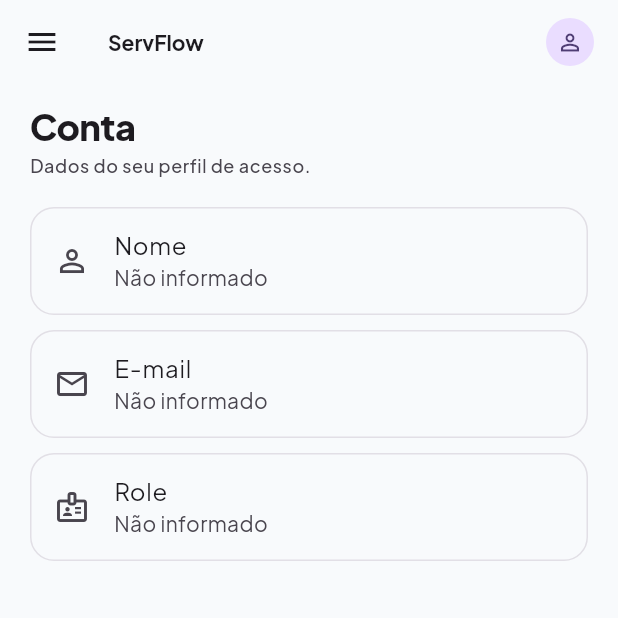
After one commit to matheusbragap/gesture_called, a Flutter app: the ProfilePage screen opened by its route, on a phone screen of 412 x 824 dp, the top half of it. The commit adds this screen. Run offline on Flutter 3.47's test engine with Material 3 defaults, Android fonts, the phone set to English and light mode, and no system bars; our stand-ins replace flutter_dotenv, go_router, google_fonts, supabase_flutter; accounts and stored records are empty.

Commit message:
feat(profile): add profile page and integrate with app shell

```diff
--- a/lib/core/routes/app_routes.dart
+++ b/lib/core/routes/app_routes.dart
@@ -9,6 +9,7 @@ import '../../features/admin/pages/departments_page.dart';
 import '../../features/admin/pages/categories_page.dart';
 import '../../features/admin/pages/users_page.dart';
 import '../../features/admin/pages/invites_page.dart';
+import '../../features/profile/pages/profile_page.dart';
 import '../../features/settings/pages/settings_page.dart';
 import '../../features/tickets/pages/tickets_page.dart';
 import '../../features/auth/providers/auth_provider.dart';
@@ -77,6 +78,10 @@ class AppRoutes {
             builder: (context, state) => const InvitesPage(),
           ),
           GoRoute(
+            path: '/profile',
+            builder: (context, state) => const ProfilePage(),
+          ),
+          GoRoute(
             path: '/settings',
             builder: (context, state) => const SettingsPage(),
           ),
--- a/lib/core/widgets/app_shell.dart
+++ b/lib/core/widgets/app_shell.dart
@@ -3,6 +3,8 @@ import 'package:go_router/go_router.dart';
 import 'package:provider/provider.dart';
 import '../../features/auth/providers/auth_provider.dart';
 import '../constants/user_roles.dart';
+
+enum _ProfileMenuAction { account, logout }
 
 class AppShell extends StatefulWidget {
   final Widget child;
@@ -17,11 +19,21 @@ class _AppShellState extends State<AppShell> {
   final GlobalKey<ScaffoldState> _scaffoldKey = GlobalKey<ScaffoldState>();
 
   Future<void> _handleLogout() async {
-    Navigator.of(context).pop();
     final auth = context.read<AuthProvider>();
     await auth.logout();
     if (!mounted) return;
     context.go('/login');
+  }
+
+  Future<void> _handleProfileMenuSelection(_ProfileMenuAction action) async {
+    switch (action) {
+      case _ProfileMenuAction.account:
+        context.go('/profile');
+        break;
+      case _ProfileMenuAction.logout:
+        await _handleLogout();
+        break;
+    }
   }
 
   @override
@@ -36,6 +48,44 @@ class _AppShellState extends State<AppShell> {
           onPressed: () => _scaffoldKey.currentState?.openDrawer(),
         ),
         title: const Text('ServFlow'),
+        actions: [
+          PopupMenuButton<_ProfileMenuAction>(
+            tooltip: 'Perfil',
+            onSelected: _handleProfileMenuSelection,
+            icon: CircleAvatar(
+              radius: 16,
+              backgroundColor: Theme.of(context).colorScheme.primaryContainer,
+              child: Icon(
+                Icons.person_outline,
+                size: 18,
+                color: Theme.of(context).colorScheme.onPrimaryContainer,
+              ),
+            ),
+            itemBuilder: (context) => const [
+              PopupMenuItem<_ProfileMenuAction>(
+                value: _ProfileMenuAction.account,
+                child: Row(
+                  children: [
+                    Icon(Icons.manage_accounts_outlined),
+                    SizedBox(width: 8),
+                    Text('Conta'),
+                  ],
+                ),
+              ),
+              PopupMenuItem<_ProfileMenuAction>(
+                value: _ProfileMenuAction.logout,
+                child: Row(
+                  children: [
+                    Icon(Icons.logout),
+                    SizedBox(width: 8),
+                    Text('Sair'),
+                  ],
+                ),
+              ),
+            ],
+          ),
+          const SizedBox(width: 8),
+        ],
       ),
       drawer: _buildDrawer(context, user),
       body: widget.child,
@@ -118,7 +168,10 @@ class _AppShellState extends State<AppShell> {
           ListTile(
             leading: const Icon(Icons.logout),
             title: const Text('Sair'),
-            onTap: _handleLogout,
+            onTap: () async {
+              Navigator.pop(context);
+              await _handleLogout();
+            },
           ),
         ],
       ),
--- /dev/null
+++ b/lib/features/profile/pages/profile_page.dart
@@ -0,0 +1,56 @@
+import 'package:flutter/material.dart';
+import 'package:provider/provider.dart';
+
+import '../../auth/providers/auth_provider.dart';
+import '../../../core/widgets/ui/sf_content_header.dart';
+
+class ProfilePage extends StatelessWidget {
+  const ProfilePage({super.key});
+
+  @override
+  Widget build(BuildContext context) {
+    final user = context.watch<AuthProvider>().user;
+
+    return Scaffold(
+      body: Column(
+        crossAxisAlignment: CrossAxisAlignment.stretch,
+        children: [
+          const SfContentHeader(
+            title: 'Conta',
+            subtitle: 'Dados do seu perfil de acesso.',
+          ),
+          Expanded(
+            child: ListView(
+              padding: const EdgeInsets.fromLTRB(20, 8, 20, 24),
+              children: [
+                Card(
+                  child: ListTile(
+                    leading: const Icon(Icons.person_outline),
+                    title: const Text('Nome'),
+                    subtitle: Text(user?.name ?? 'Não informado'),
+                  ),
+                ),
+                const SizedBox(height: 10),
+                Card(
+                  child: ListTile(
+                    leading: const Icon(Icons.email_outlined),
+                    title: const Text('E-mail'),
+                    subtitle: Text(user?.email ?? 'Não informado'),
+                  ),
+                ),
+                const SizedBox(height: 10),
+                Card(
+                  child: ListTile(
+                    leading: const Icon(Icons.badge_outlined),
+                    title: const Text('Role'),
+                    subtitle: Text(user?.role ?? 'Não informado'),
+                  ),
+                ),
+              ],
+            ),
+          ),
+        ],
+      ),
+    );
+  }
+}
```
